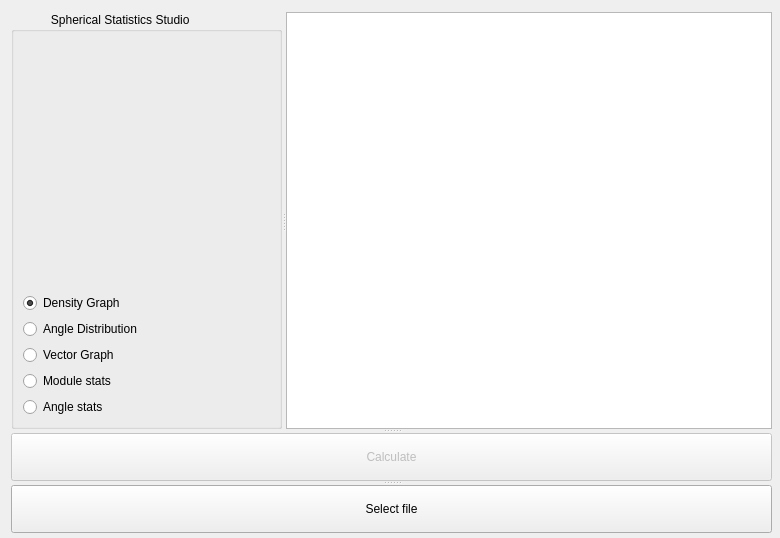
Old version of the form examples/auxstudio/interface.ui in the repository mhaut/pysphericalstats.
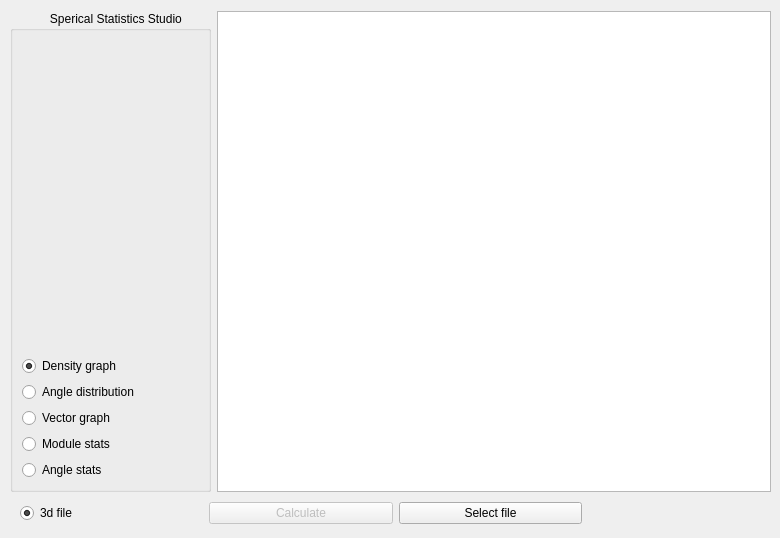
New version of the form.

Commit message: spherical studio working

The edit to the form file:
```diff
--- a/examples/auxstudio/interface.ui
+++ b/examples/auxstudio/interface.ui
@@ -13,22 +13,20 @@
   <property name="windowTitle">
    <string>Form</string>
   </property>
-  <widget class="QSplitter" name="splitter_2">
+  <widget class="QWidget" name="layoutWidget">
    <property name="geometry">
     <rect>
-     <x>11</x>
-     <y>12</y>
+     <x>10</x>
+     <y>11</y>
      <width>761</width>
-     <height>521</height>
+     <height>481</height>
     </rect>
    </property>
-   <property name="orientation">
-    <enum>Qt::Vertical</enum>
-   </property>
-   <widget class="QSplitter" name="splitter">
-    <property name="orientation">
-     <enum>Qt::Horizontal</enum>
-    </property>
+   <layout class="QGridLayout" name="gridLayout">
+    <item row="0" column="1">
+     <widget class="QGraphicsView" name="graphicsView"/>
+    </item>
+    <item row="0" column="0">
     <widget class="QGroupBox" name="groupBox">
      <property name="font">
       <font>
@@ -37,7 +35,7 @@
       </font>
      </property>
      <property name="title">
-      <string>            Spherical Statistics Studio</string>
+       <string>            Sperical Statistics Studio</string>
      </property>
      <layout class="QVBoxLayout" name="verticalLayout">
       <item>
@@ -50,7 +48,7 @@
       <item>
        <widget class="QRadioButton" name="densityGraph">
         <property name="text">
-         <string>Density Graph</string>
+          <string>Density graph</string>
         </property>
         <property name="checked">
          <bool>true</bool>
@@ -60,14 +58,14 @@
       <item>
        <widget class="QRadioButton" name="angledistribution">
         <property name="text">
-         <string>Angle Distribution</string>
+          <string>Angle distribution</string>
         </property>
        </widget>
       </item>
       <item>
        <widget class="QRadioButton" name="vectorgraph">
         <property name="text">
-         <string>Vector Graph</string>
+          <string>Vector graph</string>
         </property>
        </widget>
       </item>
@@ -87,8 +85,34 @@
       </item>
      </layout>
     </widget>
-    <widget class="QGraphicsView" name="graphicsView"/>
-   </widget>
+    </item>
+   </layout>
+  </widget>
+  <widget class="QSplitter" name="splitter">
+   <property name="geometry">
+    <rect>
+     <x>20</x>
+     <y>500</y>
+     <width>751</width>
+     <height>27</height>
+    </rect>
+   </property>
+   <property name="orientation">
+    <enum>Qt::Horizontal</enum>
+   </property>
+   <widget class="QWidget" name="layoutWidget">
+    <layout class="QGridLayout" name="gridLayout_3">
+     <item row="0" column="0">
+      <widget class="QRadioButton" name="type3D">
+       <property name="text">
+        <string>3d file</string>
+       </property>
+       <property name="checked">
+        <bool>true</bool>
+       </property>
+      </widget>
+     </item>
+     <item row="0" column="2">
    <widget class="QPushButton" name="calculate">
     <property name="enabled">
      <bool>false</bool>
@@ -97,10 +121,22 @@
      <string>Calculate</string>
     </property>
    </widget>
+     </item>
+     <item row="0" column="4">
+      <widget class="QLabel" name="labelpath">
+       <property name="text">
+        <string/>
+       </property>
+      </widget>
+     </item>
+     <item row="0" column="3">
    <widget class="QPushButton" name="buttonload">
     <property name="text">
      <string>Select file</string>
     </property>
+      </widget>
+     </item>
+    </layout>
    </widget>
   </widget>
  </widget>
```
Left out of the diff: 2 changed lines with no effect on the pictures. Lines whose indentation alone changed are shown as unchanged. The commit also changes 37 other files.
